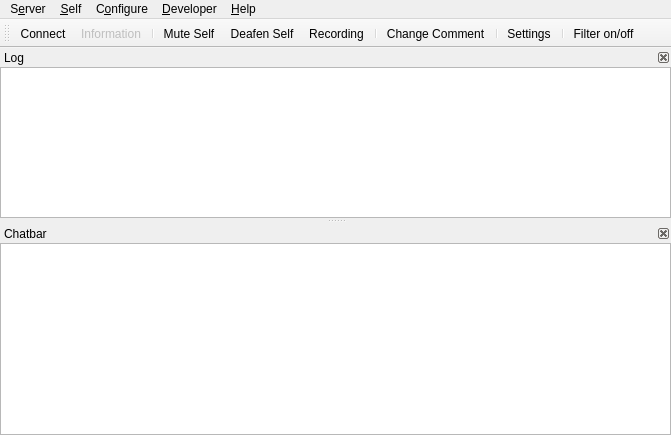
Old version of the form src/mumble/MainWindow.ui in the repository mumble-voip/mumble.
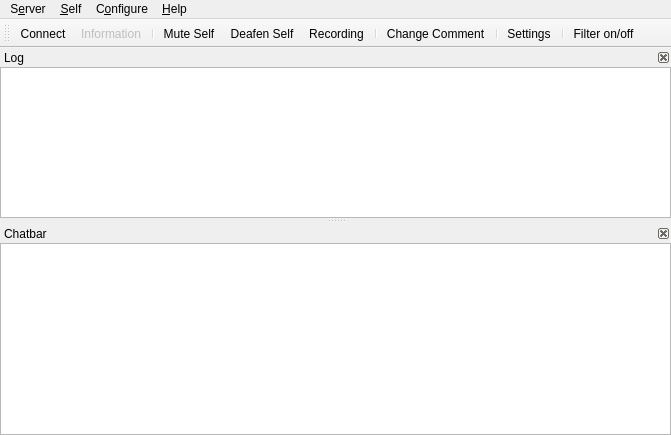
New version of the form. Icons and pictures are not drawn. Custom widgets are drawn as their Qt base class.

Commit message:
MainWindow: implement UI logic for 'ui/developermenu' setting.
qmDeveloper is now dynamically added and removed from MainWindow
depending on the state of the 'ui/developermenu' setting.

Patch:
```diff
--- a/src/mumble/MainWindow.ui
+++ b/src/mumble/MainWindow.ui
@@ -68,12 +68,6 @@
     <addaction name="separator"/>
     <addaction name="qaHelpVersionCheck"/>
    </widget>
-   <widget class="QMenu" name="qmDeveloper">
-    <property name="title">
-     <string>&amp;Developer</string>
-    </property>
-    <addaction name="qaDeveloperConsole"/>
-   </widget>
    <widget class="QMenu" name="qmServer">
     <property name="title">
      <string>S&amp;erver</string>
@@ -99,7 +93,6 @@
    <addaction name="qmServer"/>
    <addaction name="qmSelf"/>
    <addaction name="qmConfig"/>
-   <addaction name="qmDeveloper"/>
    <addaction name="qmHelp"/>
   </widget>
   <widget class="QDockWidget" name="qdwLog">
```
The commit also changes 2 other files.
